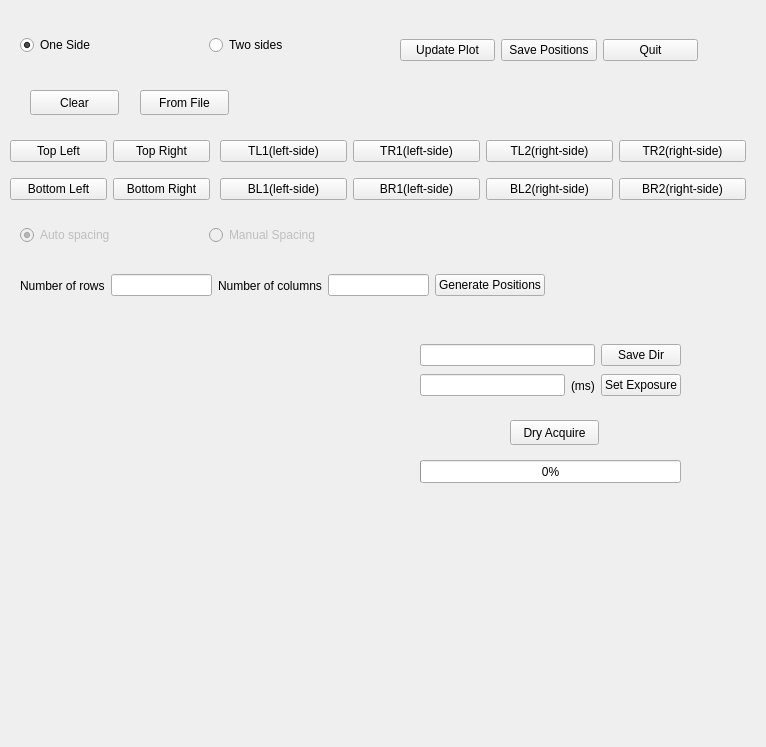
Qt form sting/ui/qt_ui_files/posgen_window.ui (karempudi/sting) before a commit.
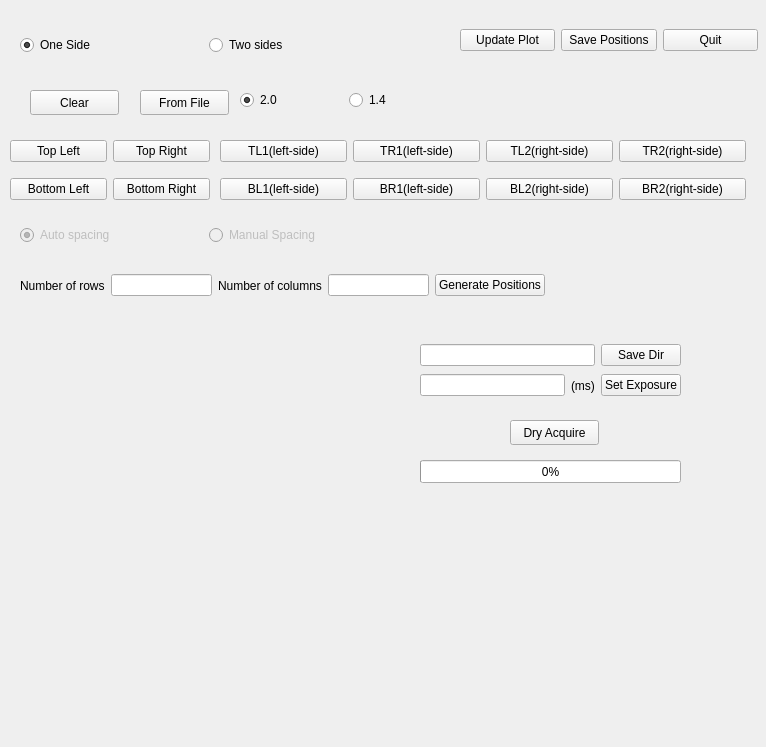
The same form after that commit. Custom widgets are drawn as their Qt base class.

Patch:
```diff
--- a/sting/ui/qt_ui_files/posgen_window.ui
+++ b/sting/ui/qt_ui_files/posgen_window.ui
@@ -189,8 +189,8 @@
    <widget class="QWidget" name="horizontalLayoutWidget_3">
     <property name="geometry">
      <rect>
-      <x>400</x>
-      <y>10</y>
+      <x>460</x>
+      <y>0</y>
       <width>298</width>
       <height>80</height>
      </rect>
@@ -413,6 +413,35 @@
      <number>0</number>
     </property>
    </widget>
+   <widget class="QWidget" name="horizontalLayoutWidget_8">
+    <property name="geometry">
+     <rect>
+      <x>240</x>
+      <y>80</y>
+      <width>211</width>
+      <height>41</height>
+     </rect>
+    </property>
+    <layout class="QHBoxLayout" name="mm_version_layout">
+     <item>
+      <widget class="QRadioButton" name="mm20_button">
+       <property name="text">
+        <string>2.0</string>
+       </property>
+       <property name="checked">
+        <bool>true</bool>
+       </property>
+      </widget>
+     </item>
+     <item>
+      <widget class="QRadioButton" name="mm14_button">
+       <property name="text">
+        <string>1.4</string>
+       </property>
+      </widget>
+     </item>
+    </layout>
+   </widget>
   </widget>
   <widget class="QMenuBar" name="menubar">
    <property name="geometry">
```
Left out of the diff: 2 changed lines with no effect on the pictures.
